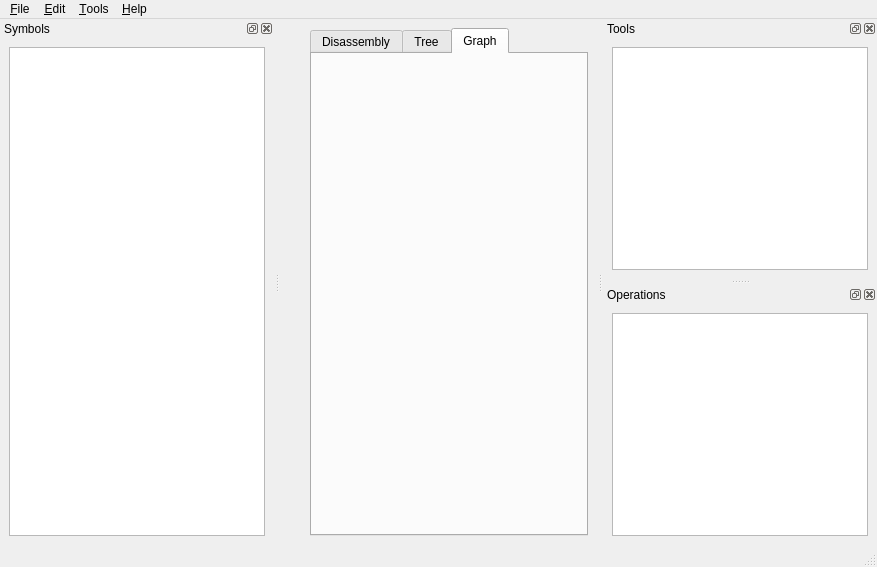
This is qt/application.ui in davidcarne/dismember as Qt 5 draws it before an edit. The edited form follows.
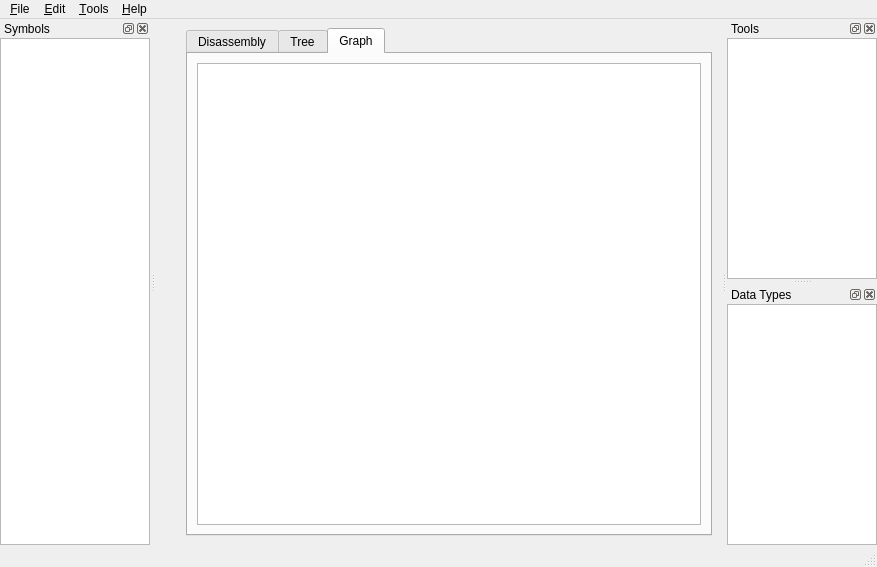
This is the edited form. The open tabs and pages were chosen to show the change. Custom widgets are drawn as their Qt base class.

```diff
--- a/qt/application.ui
+++ b/qt/application.ui
@@ -33,13 +33,7 @@
      <verstretch>0</verstretch>
     </sizepolicy>
    </property>
-   <layout class="QHBoxLayout">
-    <property name="spacing">
-     <number>6</number>
-    </property>
-    <property name="margin">
-     <number>9</number>
-    </property>
+   <layout class="QHBoxLayout" name="horizontalLayout_5">
     <item>
      <widget class="QTDataView" name="e_dataview" native="true">
       <property name="minimumSize">
@@ -92,6 +86,11 @@
        <attribute name="title">
         <string>Graph</string>
        </attribute>
+       <layout class="QHBoxLayout" name="horizontalLayout">
+        <item>
+         <widget class="QGraphicsView" name="graphicsView"/>
+        </item>
+       </layout>
       </widget>
      </widget>
     </item>
@@ -144,7 +143,7 @@
   <widget class="QStatusBar" name="w_statusbar"/>
   <widget class="QDockWidget" name="w_symbols">
    <property name="sizePolicy">
-    <sizepolicy hsizetype="Minimum" vsizetype="Expanding">
+    <sizepolicy hsizetype="Ignored" vsizetype="Preferred">
      <horstretch>0</horstretch>
      <verstretch>0</verstretch>
     </sizepolicy>
@@ -152,7 +151,7 @@
    <property name="minimumSize">
     <size>
      <width>150</width>
-     <height>200</height>
+     <height>106</height>
     </size>
    </property>
    <property name="maximumSize">
@@ -173,55 +172,28 @@
    <attribute name="dockWidgetArea">
     <number>1</number>
    </attribute>
-   <widget class="QWidget" name="w_symbols_c">
-    <property name="sizePolicy">
-     <sizepolicy hsizetype="Expanding" vsizetype="Expanding">
-      <horstretch>0</horstretch>
-      <verstretch>0</verstretch>
-     </sizepolicy>
-    </property>
-    <layout class="QHBoxLayout" name="horizontalLayout">
-     <item>
       <widget class="QTSymbolView" name="e_symbolview">
-       <property name="enabled">
-        <bool>true</bool>
-       </property>
        <property name="sizePolicy">
-        <sizepolicy hsizetype="Expanding" vsizetype="Expanding">
+     <sizepolicy hsizetype="Ignored" vsizetype="Preferred">
          <horstretch>0</horstretch>
          <verstretch>0</verstretch>
         </sizepolicy>
        </property>
        <property name="minimumSize">
         <size>
-         <width>0</width>
+      <width>150</width>
          <height>0</height>
         </size>
        </property>
-       <property name="baseSize">
-        <size>
-         <width>0</width>
-         <height>0</height>
-        </size>
-       </property>
-      </widget>
-     </item>
-    </layout>
    </widget>
   </widget>
   <widget class="QDockWidget" name="w_tools">
    <property name="sizePolicy">
-    <sizepolicy hsizetype="Minimum" vsizetype="Expanding">
+    <sizepolicy hsizetype="Ignored" vsizetype="Preferred">
      <horstretch>0</horstretch>
      <verstretch>0</verstretch>
     </sizepolicy>
    </property>
-   <property name="minimumSize">
-    <size>
-     <width>125</width>
-     <height>124</height>
-    </size>
-   </property>
    <property name="baseSize">
     <size>
      <width>0</width>
@@ -234,33 +206,28 @@
    <attribute name="dockWidgetArea">
     <number>2</number>
    </attribute>
-   <widget class="QWidget" name="w_tools_c">
-    <layout class="QHBoxLayout" name="horizontalLayout_2">
-     <item>
-      <widget class="QListView" name="w_toolView">
+   <widget class="QListView" name="e_toolsview">
        <property name="sizePolicy">
-        <sizepolicy hsizetype="Expanding" vsizetype="Expanding">
-         <horstretch>0</horstretch>
-         <verstretch>0</verstretch>
-        </sizepolicy>
-       </property>
-      </widget>
-     </item>
-    </layout>
-   </widget>
-  </widget>
-  <widget class="QDockWidget" name="w_operations">
-   <property name="sizePolicy">
-    <sizepolicy hsizetype="Minimum" vsizetype="Expanding">
+     <sizepolicy hsizetype="Ignored" vsizetype="Preferred">
      <horstretch>0</horstretch>
      <verstretch>0</verstretch>
     </sizepolicy>
    </property>
    <property name="minimumSize">
     <size>
-     <width>125</width>
-     <height>124</height>
-    </size>
+      <width>150</width>
+      <height>0</height>
+     </size>
+    </property>
+    <layout class="QHBoxLayout" name="horizontalLayout_2"/>
+   </widget>
+  </widget>
+  <widget class="QDockWidget" name="w_datatypes">
+   <property name="sizePolicy">
+    <sizepolicy hsizetype="Ignored" vsizetype="Preferred">
+     <horstretch>0</horstretch>
+     <verstretch>0</verstretch>
+    </sizepolicy>
    </property>
    <property name="baseSize">
     <size>
@@ -269,30 +236,25 @@
     </size>
    </property>
    <property name="windowTitle">
-    <string>Operations</string>
+    <string>Data Types</string>
    </property>
    <attribute name="dockWidgetArea">
     <number>2</number>
    </attribute>
-   <widget class="QWidget" name="w_operations_c">
-    <layout class="QHBoxLayout" name="horizontalLayout_3">
-     <item>
-      <widget class="QListView" name="w_operationView">
+   <widget class="QListView" name="e_datatypeview">
        <property name="sizePolicy">
-        <sizepolicy hsizetype="Expanding" vsizetype="Expanding">
+     <sizepolicy hsizetype="Ignored" vsizetype="Preferred">
          <horstretch>0</horstretch>
          <verstretch>0</verstretch>
         </sizepolicy>
        </property>
        <property name="minimumSize">
         <size>
-         <width>0</width>
+      <width>150</width>
          <height>0</height>
         </size>
        </property>
-      </widget>
-     </item>
-    </layout>
+    <layout class="QHBoxLayout" name="horizontalLayout_3"/>
    </widget>
   </widget>
   <action name="a_open">
@@ -419,6 +381,12 @@
    <class>QTSymbolView</class>
    <extends>QListView</extends>
    <header>symbolview.h</header>
+   <container>1</container>
+  </customwidget>
+  <customwidget>
+   <class>QTRunQueueMonitor</class>
+   <extends>QLabel</extends>
+   <header>runqueuemonitor.h</header>
   </customwidget>
  </customwidgets>
  <tabstops>
```
Left out of the diff: 30 changed lines with no effect on the pictures. Lines whose indentation alone changed are shown as unchanged.
